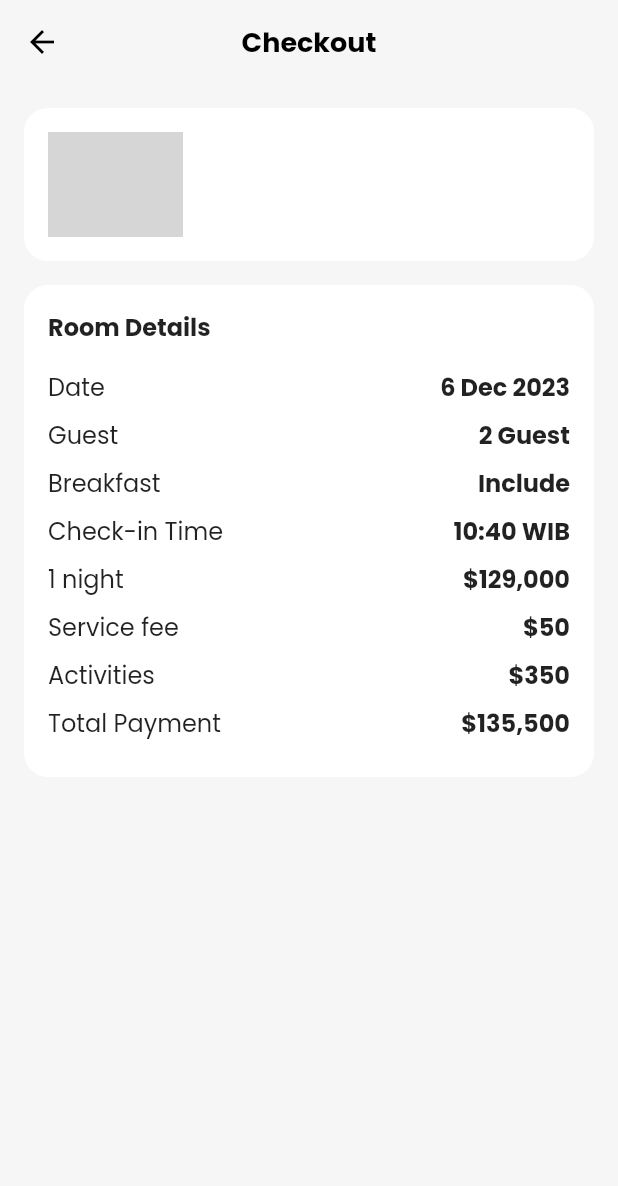
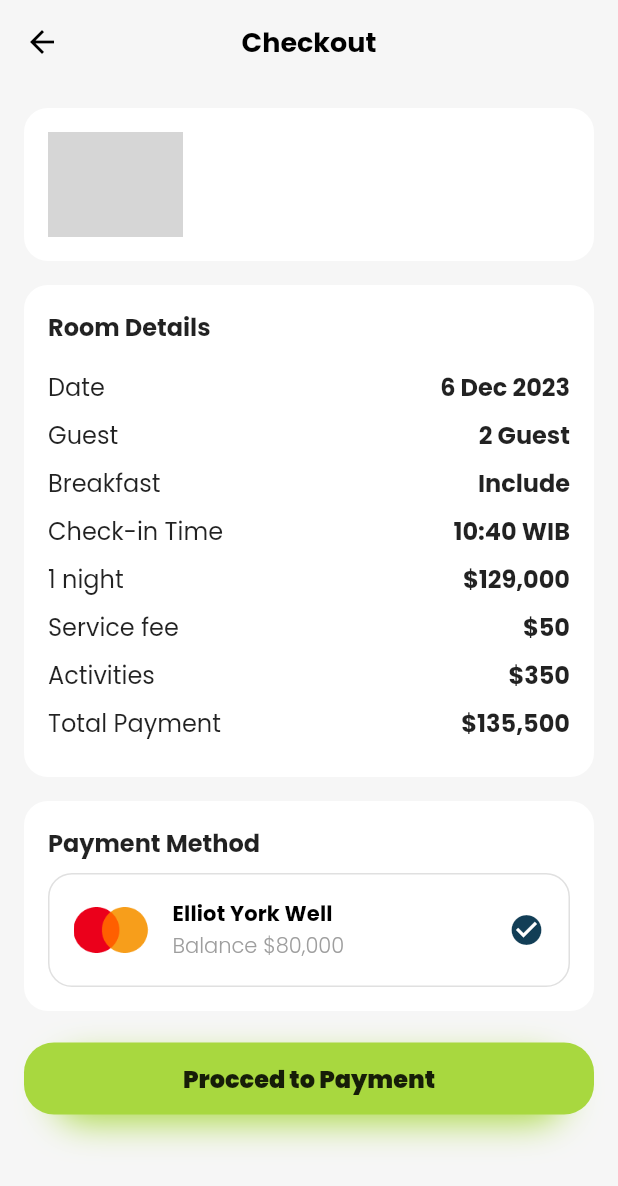
Before and after one commit to magerngoding/hotellio-app, a Flutter app: the CheckoutPage screen opened directly with empty values, on a phone screen of 412 x 824 dp. Shown: the top 1186 px of the screen. Run offline on Flutter 3.47's test engine with Material 2 defaults, Android fonts, the phone set to English and light mode, and no system bars; our stand-ins replace cloud_firestore, firebase_auth, firebase_core, flutter_rating_bar, get, google_fonts and 1 more; missing offline and left inert: d_info; accounts and stored records are empty; network calls fail; grey boxes are pictures that could not be loaded.

Commit message:
Checkout page(Add payment method, button custome

```diff
--- a/lib/page/checkout_page.dart
+++ b/lib/page/checkout_page.dart
@@ -3,8 +3,11 @@
 import 'package:flutter/material.dart';
 import 'package:get/get.dart';
 import 'package:get/get_core/src/get_main.dart';
+import 'package:hotels_app/config/app_asset.dart';
+import 'package:hotels_app/config/app_color.dart';
 import 'package:hotels_app/config/app_format.dart';
 import 'package:hotels_app/controller/c_user.dart';
+import 'package:hotels_app/widget/button_custome.dart';
 
 import '../model/hotel.dart';
 
@@ -37,6 +40,82 @@ class CheckoutPage extends StatelessWidget {
           const SizedBox(height: 16.0),
           roomDetails(context),
           const SizedBox(height: 16.0),
+          paymentMethod(context),
+          const SizedBox(height: 20.0),
+          ButtonCustome(
+            label: 'Procced to Payment',
+            onTap: () {},
+            isExpand: true,
+          ),
+        ],
+      ),
+    );
+  }
+
+  Container paymentMethod(BuildContext context) {
+    return Container(
+      padding: const EdgeInsets.all(16),
+      decoration: BoxDecoration(
+        borderRadius: BorderRadius.circular(16),
+        color: Colors.white,
+      ),
+      child: Column(
+        crossAxisAlignment: CrossAxisAlignment.start,
+        children: [
+          Text(
+            'Payment Method',
+            style: Theme.of(context).textTheme.titleMedium!.copyWith(
+                  fontWeight: FontWeight.bold,
+                ),
+          ),
+          const SizedBox(
+            height: 8.0,
+          ),
+          Container(
+            padding: const EdgeInsets.all(16),
+            decoration: BoxDecoration(
+              color: Colors.white,
+              borderRadius: BorderRadius.circular(16),
+              border: Border.all(
+                color: Colors.grey[300]!,
+              ),
+            ),
+            child: Row(
+              children: [
+                Image.asset(
+                  AppAsset.iconMasterCard,
+                  width: 50,
+                ),
+                const SizedBox(
+                  width: 16.0,
+                ),
+                Expanded(
+                  child: Column(
+                    crossAxisAlignment: CrossAxisAlignment.start,
+                    children: [
+                      Text(
+                        'Elliot York Well',
+                        style: Theme.of(context).textTheme.titleSmall!.copyWith(
+                              fontWeight: FontWeight.bold,
+                            ),
+                      ),
+                      Text(
+                        'Balance ${AppFormat.currency(80000)}',
+                        style: TextStyle(
+                          color: Colors.grey,
+                          fontWeight: FontWeight.w300,
+                        ),
+                      ),
+                    ],
+                  ),
+                ),
+                Icon(
+                  Icons.check_circle,
+                  color: AppColor.secondary,
+                ),
+              ],
+            ),
+          )
         ],
       ),
     );
```
